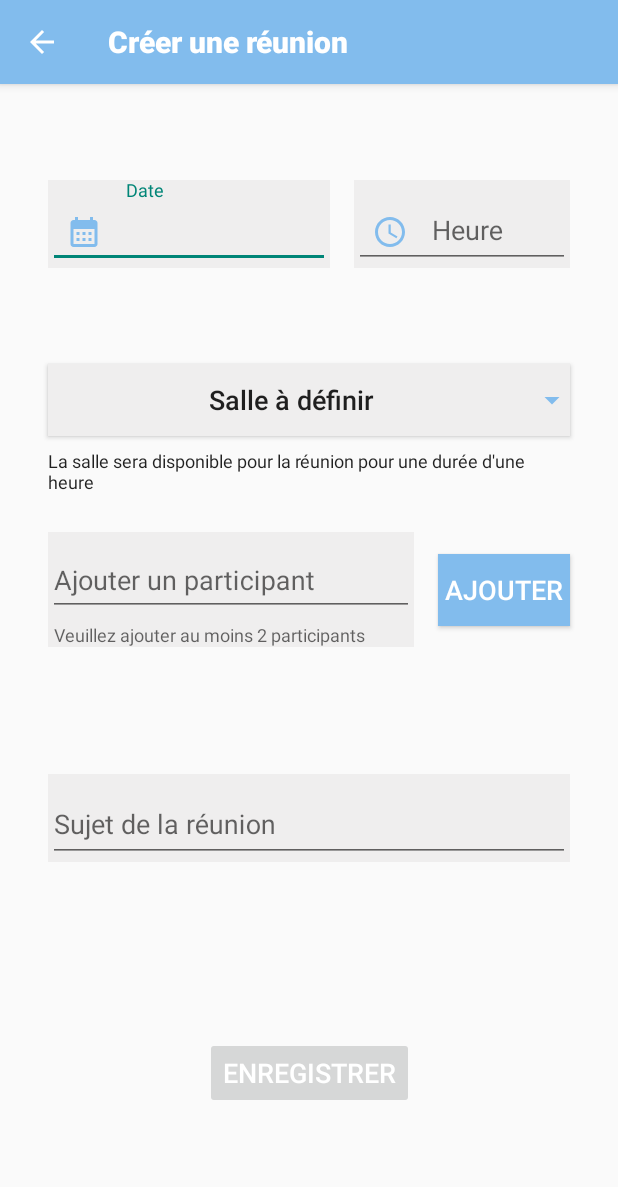
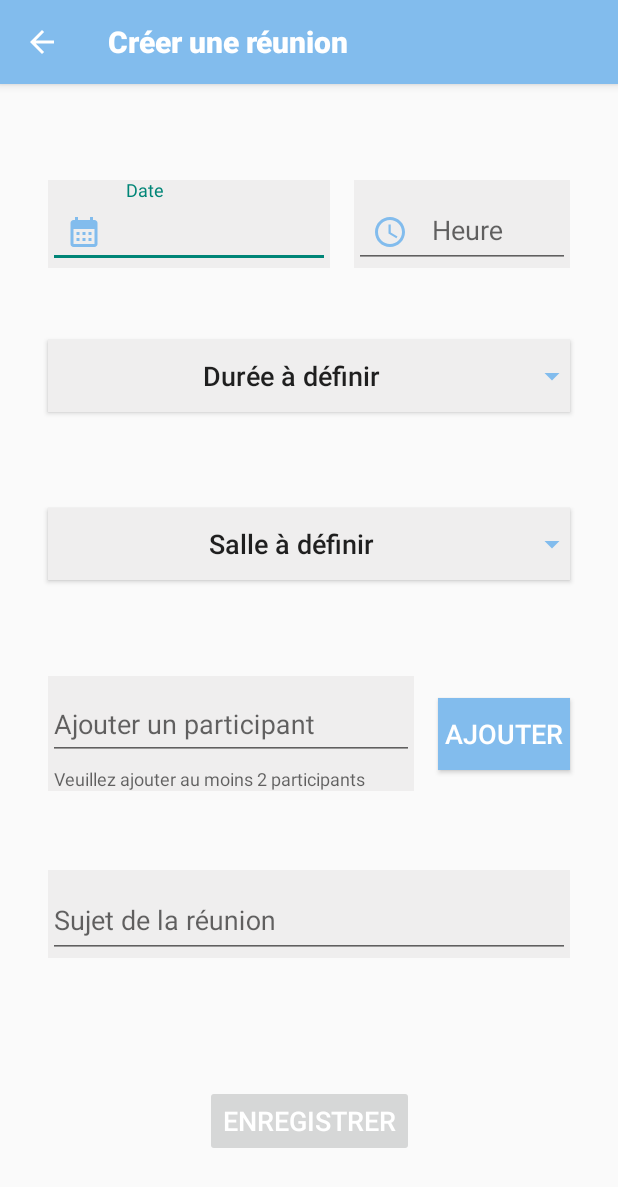
Before and after one commit to AnneLinger/Mareu, an Android app: the screen it shows after launch (AddMeetingActivity), after a tap on "Add a meeting", on a phone screen of 412 x 824 dp. Shown: the top 1187 px of the screen. Run offline under Robolectric (Android 15) with nearby library versions, the phone set to English and light mode, and no system bars.

Commit message:
Add the meeting duration

```diff
--- /dev/null
+++ b/app/src/main/java/com/anne/linger/mareu/services/meeting/DummyDurationGenerator.java
@@ -0,0 +1,25 @@
+package com.anne.linger.mareu.services.meeting;
+
+import java.util.ArrayList;
+import java.util.Arrays;
+import java.util.List;
+
+/**
+*Created by Anne Linger on 14/01/2022.
+*/public abstract class DummyDurationGenerator {
+
+    public static List<String> DUMMY_DURATIONS = Arrays.asList(
+            "30 minutes",
+            "1 heure",
+            "1 heure 30 minutes",
+            "2 heures",
+            "2 heures 30 minutes",
+            "3 heures",
+            "3 heures 30 minutes",
+            "4 heures"
+    );
+
+    static List<String> generateDurations(){
+        return new ArrayList<>(DUMMY_DURATIONS);
+    }
+}
--- a/app/src/main/java/com/anne/linger/mareu/services/meeting/MeetingApiService.java
+++ b/app/src/main/java/com/anne/linger/mareu/services/meeting/MeetingApiService.java
@@ -27,29 +27,12 @@ public interface MeetingApiService {
     void removeMeeting(Meeting meeting);
 
     /**
-     * Recover the collaborator List
-     */
-    List<String> getCollaboratorList();
-
-    /**
      * Recover the dummy collaborator List
      */
     List<String> getDummyCollaboratorList();
 
     /**
-     * Add a collaborator
-     * @param collaborator
+     * Recover the dummy duration List
      */
-    void addCollaborator(String collaborator);
-
-    /**
-     * Remove a collaborator
-     * @param collaborator
-     */
-    void removeCollaborator(String collaborator);
-
-    /**
-     * Clear the collaborator list
-     */
-    void clearCollaboratorList();
+    List<String> getDummyDurationList();
 }
--- a/app/src/main/res/layout/activity_add_meeting.xml
+++ b/app/src/main/res/layout/activity_add_meeting.xml
@@ -28,8 +28,8 @@
         android:layout_height="wrap_content"
         android:layout_marginHorizontal="@dimen/horizontal_margin"
         android:layout_marginTop="64dp"
-        android:layout_marginBottom="32dp"
-        app:layout_constraintBottom_toTopOf="@id/button_rooms"
+        android:layout_marginBottom="16dp"
+        app:layout_constraintBottom_toTopOf="@id/button_duration"
         app:layout_constraintEnd_toEndOf="parent"
         app:layout_constraintStart_toStartOf="parent"
         app:layout_constraintTop_toBottomOf="@id/tb_add">
@@ -90,6 +90,24 @@
     </androidx.constraintlayout.widget.ConstraintLayout>
 
     <Button
+        android:id="@+id/button_duration"
+        android:theme="@style/AppTheme"
+        android:layout_width="match_parent"
+        android:layout_height="wrap_content"
+        android:layout_marginHorizontal="@dimen/horizontal_margin"
+        android:layout_marginVertical="@dimen/vertical_margin"
+        android:background="@color/lightgrey"
+        android:drawableEnd="@drawable/ic_baseline_arrow_drop_down_24"
+        android:drawableTint="@color/blue"
+        android:text="@string/duration"
+        android:textSize="18sp"
+        android:textAllCaps="false"
+        app:layout_constraintBottom_toTopOf="@+id/button_rooms"
+        app:layout_constraintEnd_toEndOf="parent"
+        app:layout_constraintStart_toStartOf="parent"
+        app:layout_constraintTop_toBottomOf="@id/cl_time" />
+
+    <Button
         android:id="@+id/button_rooms"
         android:theme="@style/AppTheme"
         android:layout_width="match_parent"
@@ -105,19 +123,7 @@
         app:layout_constraintBottom_toTopOf="@+id/tf_collaborators"
         app:layout_constraintEnd_toEndOf="parent"
         app:layout_constraintStart_toStartOf="parent"
-        app:layout_constraintTop_toBottomOf="@id/cl_time" />
-
-    <EditText
-        android:layout_width="match_parent"
-        android:layout_height="wrap_content"
-        android:layout_marginHorizontal="@dimen/horizontal_margin"
-        android:layout_marginTop="8dp"
-        android:text="@string/room_hint"
-        android:textSize="12sp"
-        android:background="@null"
-        app:layout_constraintEnd_toEndOf="parent"
-        app:layout_constraintStart_toStartOf="parent"
-        app:layout_constraintTop_toBottomOf="@id/button_rooms"/>
+        app:layout_constraintTop_toBottomOf="@id/button_duration" />
 
     <com.google.android.material.textfield.TextInputLayout
         android:id="@+id/tf_collaborators"
--- a/app/src/main/res/values/strings.xml
+++ b/app/src/main/res/values/strings.xml
@@ -18,4 +18,5 @@
     <string name="buttonAdd">Ajouter</string>
     <string name="define">définir</string>
     <string name="room_hint">La salle sera disponible pour la réunion pour une durée d\'une heure</string>
+    <string name="duration">Durée à définir</string>
 </resources>
```
Also changed, not shown: app/src/main/java/com/anne/linger/mareu/controller/activities/AddMeetingActivity.java (+85 -8 lines), app/src/main/java/com/anne/linger/mareu/model/Meeting.java (+11 -10 lines), app/src/main/java/com/anne/linger/mareu/services/meeting/NewMeetingApiService.java (+3 -18 lines).
